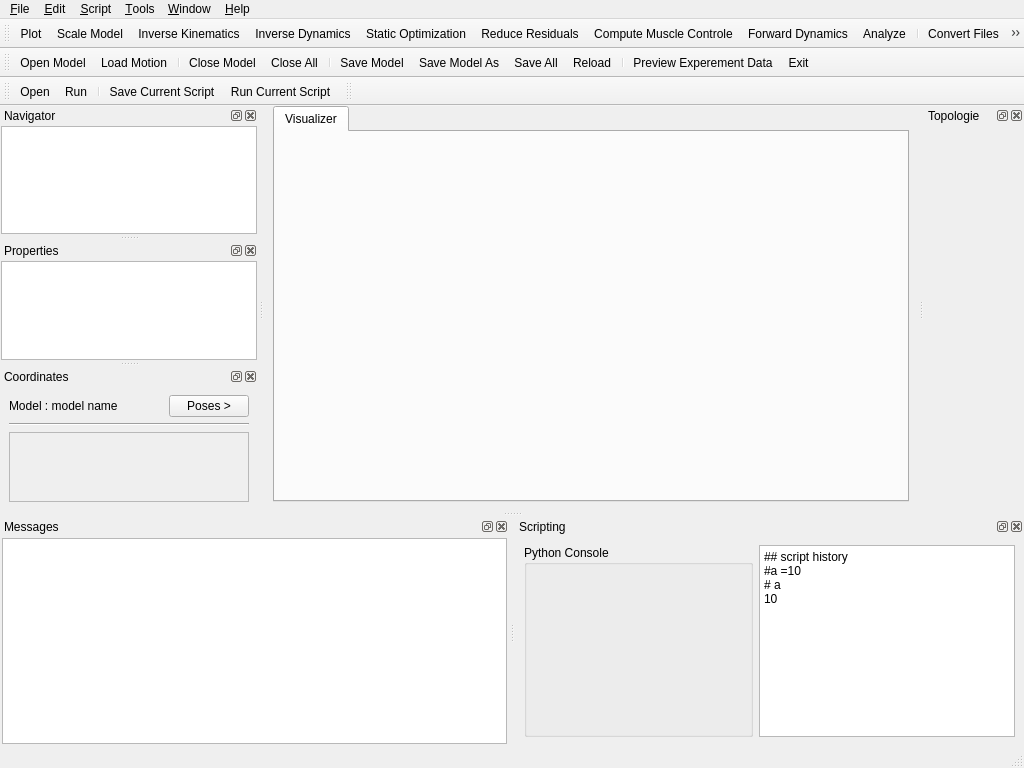
Above: Gui/vsWidgets/vsMainWindow.ui from ia-dev/opensimQt before the change. Below: the same form after it.
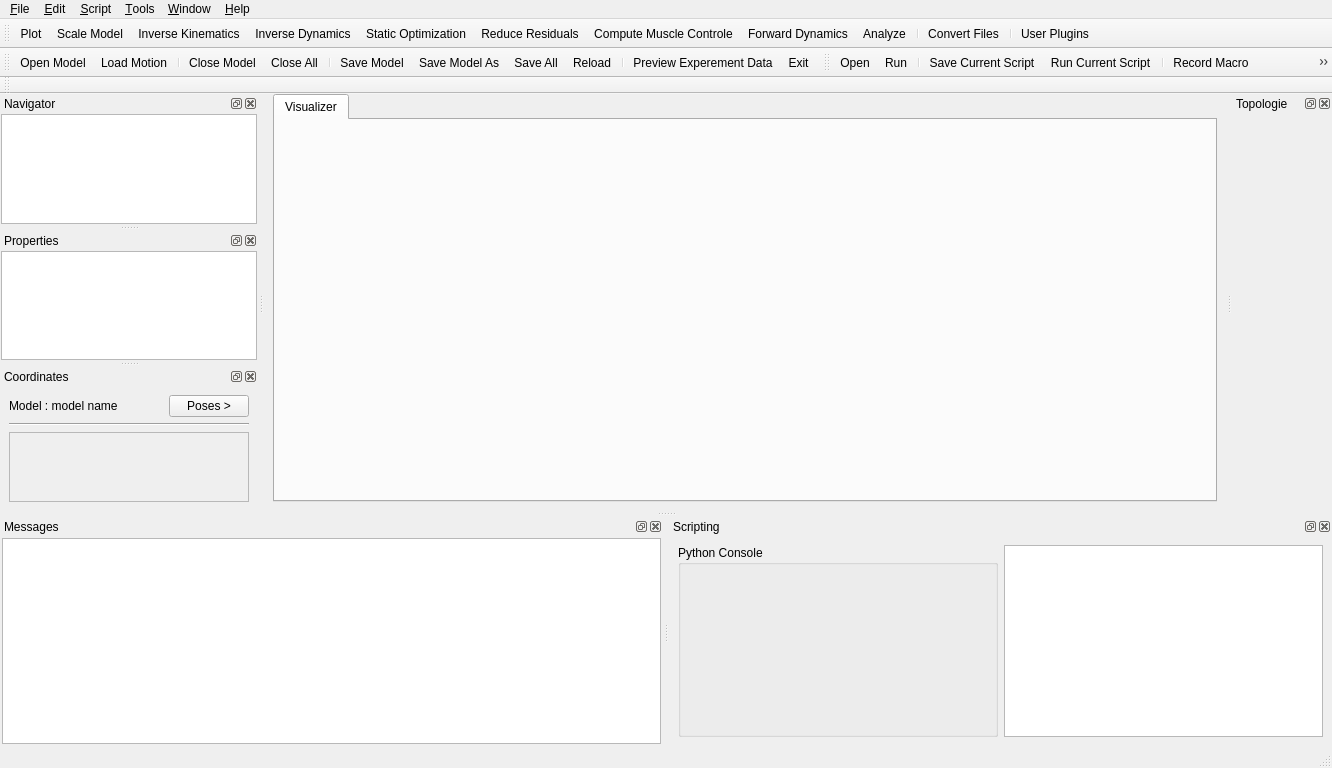
That is the form after the change. Icons and pictures are not drawn. Custom widgets are drawn as their Qt base class.

```diff
--- a/Gui/vsWidgets/vsMainWindow.ui
+++ b/Gui/vsWidgets/vsMainWindow.ui
@@ -6,7 +6,7 @@
    <rect>
     <x>0</x>
     <y>0</y>
-    <width>1024</width>
+    <width>1332</width>
     <height>768</height>
    </rect>
   </property>
@@ -95,7 +95,7 @@
     <rect>
      <x>0</x>
      <y>0</y>
-     <width>1024</width>
+     <width>1332</width>
      <height>22</height>
     </rect>
    </property>
@@ -475,10 +475,7 @@
         </size>
        </property>
        <property name="plainText">
-        <string>## script history
-#a =10
-# a
-10</string>
+        <string/>
        </property>
       </widget>
      </item>
@@ -531,6 +528,12 @@
    <addaction name="actionE_xit"/>
   </widget>
   <widget class="QToolBar" name="scriptToolBar">
+   <property name="sizePolicy">
+    <sizepolicy hsizetype="Preferred" vsizetype="Preferred">
+     <horstretch>0</horstretch>
+     <verstretch>0</verstretch>
+    </sizepolicy>
+   </property>
    <property name="windowTitle">
     <string>toolBar</string>
    </property>
@@ -541,23 +544,30 @@
     <enum>TopToolBarArea</enum>
    </attribute>
    <attribute name="toolBarBreak">
-    <bool>true</bool>
+    <bool>false</bool>
    </attribute>
    <addaction name="actionOpen"/>
    <addaction name="actionRun"/>
    <addaction name="separator"/>
    <addaction name="actionSave_Current_Script"/>
    <addaction name="actionRun_Current_Script"/>
+   <addaction name="separator"/>
+   <addaction name="actionRecord_Macro"/>
+   <addaction name="actionPause_Recording"/>
+   <addaction name="actionStop_Recording"/>
   </widget>
   <widget class="QToolBar" name="simulationToolBar">
    <property name="windowTitle">
     <string>toolBar</string>
    </property>
+   <property name="toolButtonStyle">
+    <enum>Qt::ToolButtonTextUnderIcon</enum>
+   </property>
    <attribute name="toolBarArea">
     <enum>TopToolBarArea</enum>
    </attribute>
    <attribute name="toolBarBreak">
-    <bool>false</bool>
+    <bool>true</bool>
    </attribute>
   </widget>
   <widget class="QDockWidget" name="coordinatesDock">
@@ -1024,6 +1034,33 @@
     <string>import new plugin</string>
    </property>
   </action>
+  <action name="actionRecord_Macro">
+   <property name="icon">
+    <iconset resource="../resource.qrc">
+     <normaloff>:/Data/Images/DefaultIcon/MD-record.png</normaloff>:/Data/Images/DefaultIcon/MD-record.png</iconset>
+   </property>
+   <property name="text">
+    <string>Record Macro</string>
+   </property>
+  </action>
+  <action name="actionStop_Recording">
+   <property name="icon">
+    <iconset resource="../resource.qrc">
+     <normaloff>:/Data/Images/DefaultIcon/MD-stop.png</normaloff>:/Data/Images/DefaultIcon/MD-stop.png</iconset>
+   </property>
+   <property name="text">
+    <string>Stop Recording</string>
+   </property>
+  </action>
+  <action name="actionPause_Recording">
+   <property name="icon">
+    <iconset resource="../resource.qrc">
+     <normaloff>:/Data/Images/DefaultIcon/MD-pause.png</normaloff>:/Data/Images/DefaultIcon/MD-pause.png</iconset>
+   </property>
+   <property name="text">
+    <string>Pause Recording</string>
+   </property>
+  </action>
  </widget>
  <customwidgets>
   <customwidget>
```
Left out of the diff: 6 changed lines with no effect on the pictures.
